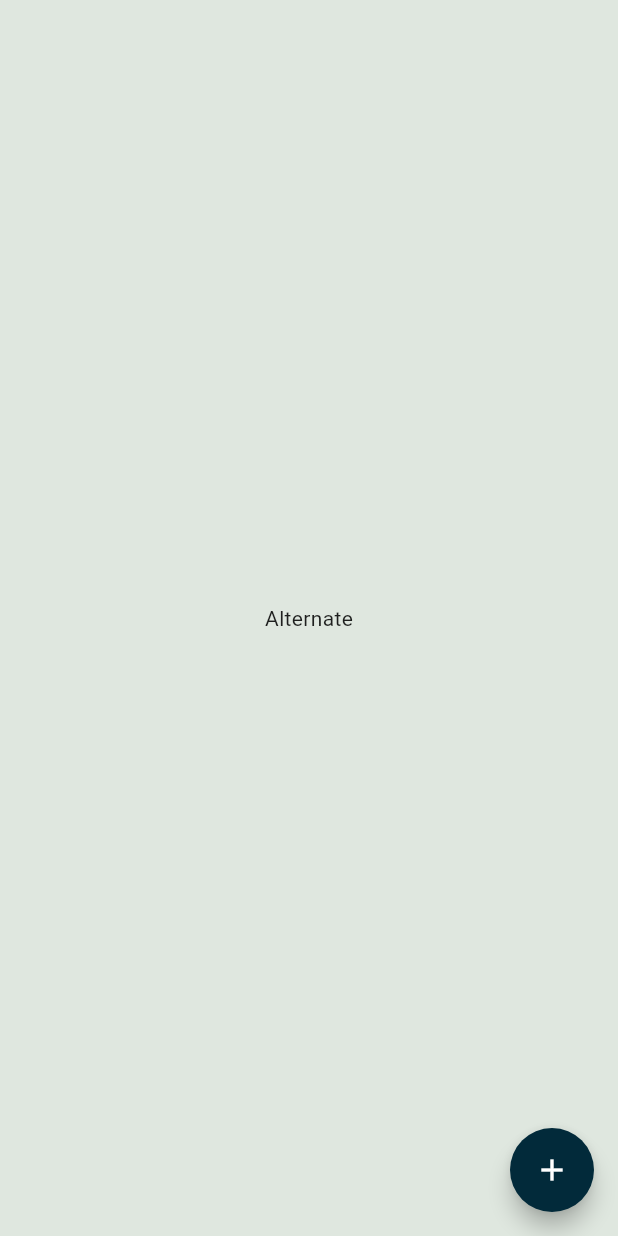
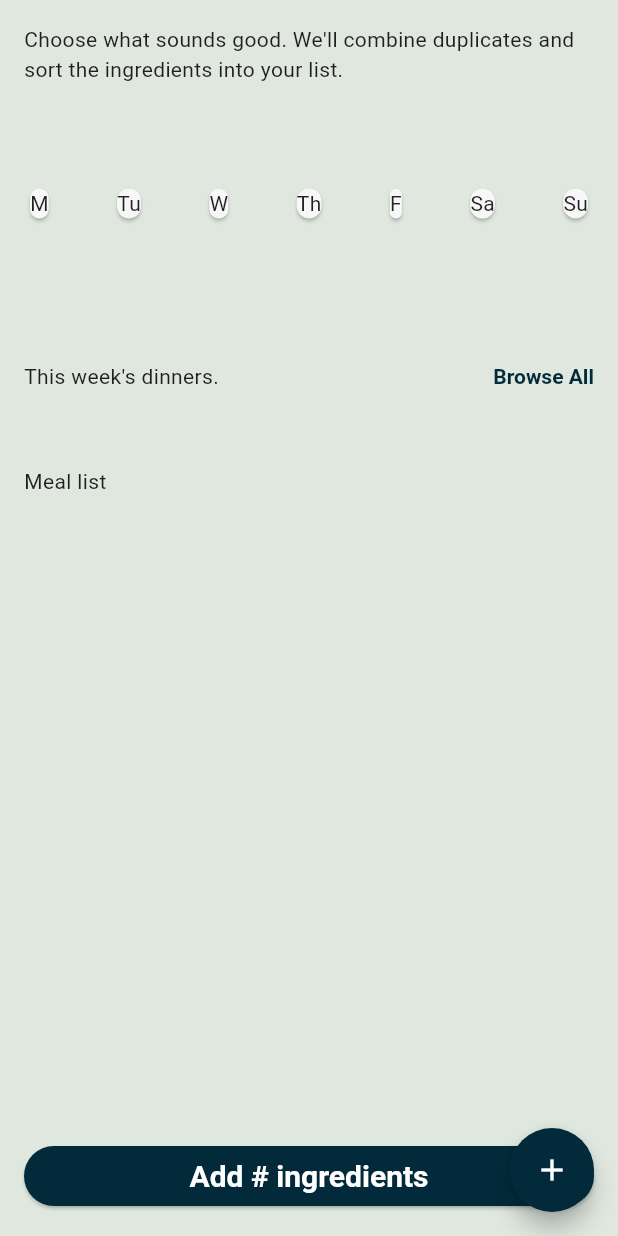
Before and after one commit to Seth-Browning/csc3220-final, a Flutter app: the ScreenAlternate screen opened by its route, on a phone screen of 412 x 824 dp. Run offline on Flutter 3.47's test engine with Material 3 defaults, Android fonts, the phone set to English and light mode, and no system bars; our stand-ins replace cloud_firestore, firebase_auth, firebase_core, firebase_storage, flutter_riverpod, flutter_secure_storage and 4 more; accounts and stored records are empty.

Commit message:
Added content scaffolding for the alternate screen.

```diff
--- a/lib/screens/general/screen_alternate.dart
+++ b/lib/screens/general/screen_alternate.dart
@@ -77,7 +77,56 @@ class _ScreenAlternateState extends ConsumerState<ScreenAlternate> {
         splashColor: Theme.of(context).primaryColor,
         child: Icon(Icons.add),
       ),
-      body: Center(child: Text('Alternate')),
+      body: Padding(
+        padding: EdgeInsets.all(16),
+        child: Column(
+          verticalDirection: VerticalDirection.down,
+          mainAxisAlignment: .start,
+          crossAxisAlignment: .stretch,
+          spacing: 4,
+          children: [
+            Text(
+              'Choose what sounds good. We\'ll combine duplicates and sort the ingredients into your list.',
+            ),
+            const SizedBox(height: 16),
+            Expanded(
+              child: Row(
+                mainAxisAlignment: .spaceBetween,
+                spacing: 4,
+                children: [
+                  Card(child: Text('M')),
+                  Card(child: Text('Tu')),
+                  Card(child: Text('W')),
+                  Card(child: Text('Th')),
+                  Card(child: Text('F')),
+                  Card(child: Text('Sa')),
+                  Card(child: Text('Su')),
+                ],
+              ),
+            ),
+            Expanded(
+              child: Row(
+                mainAxisAlignment: .spaceBetween,
+                children: [
+                  Text('This week\'s dinners.'),
+                  TextButton(onPressed: () {}, child: Text('Browse All')),
+                ],
+              ),
+            ),
+            Expanded(flex: 4, child: Text('Meal list')),
+            ElevatedButton(
+              child: Text('Add # ingredients'),
+              onPressed: () {
+                Snackbar.show(
+                  SnackbarDisplayType.SB_INFO,
+                  'You have clicked to add meal ingredients',
+                  context,
+                );
+              },
+            ),
+          ],
+        ),
+      ),
     );
   }
 }
--- a/lib/screens/general/screen_home.dart
+++ b/lib/screens/general/screen_home.dart
@@ -186,9 +186,11 @@ class _ScreenHomeState extends ConsumerState<ScreenHome> {
                       //print('Data: ${items[index].data()}');
                       final item = items[index].data() as Map<String, dynamic>;
 
-                      return ListTile(
-                        title: Text(item['name']),
-                        subtitle: Text('${item['quantity']} ${item['unit']}'),
+                      return Card(
+                        child: ListTile(
+                          title: Text(item['name']),
+                          subtitle: Text('${item['quantity']} ${item['unit']}'),
+                        ),
                       );
                     },
                   );
```
